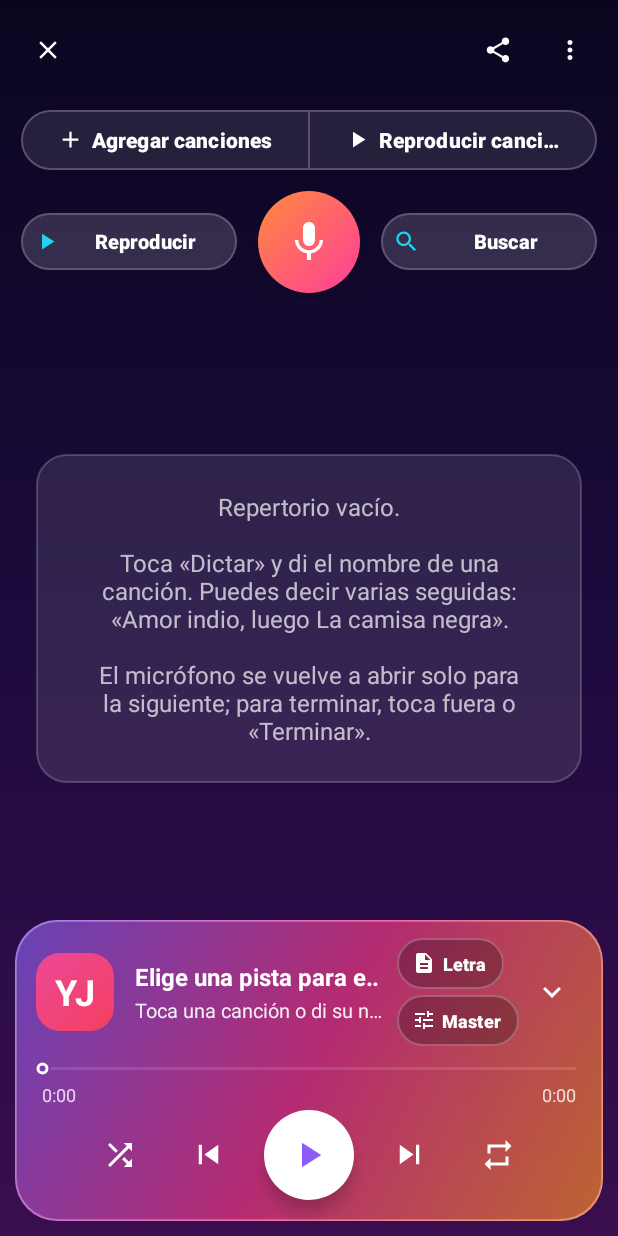
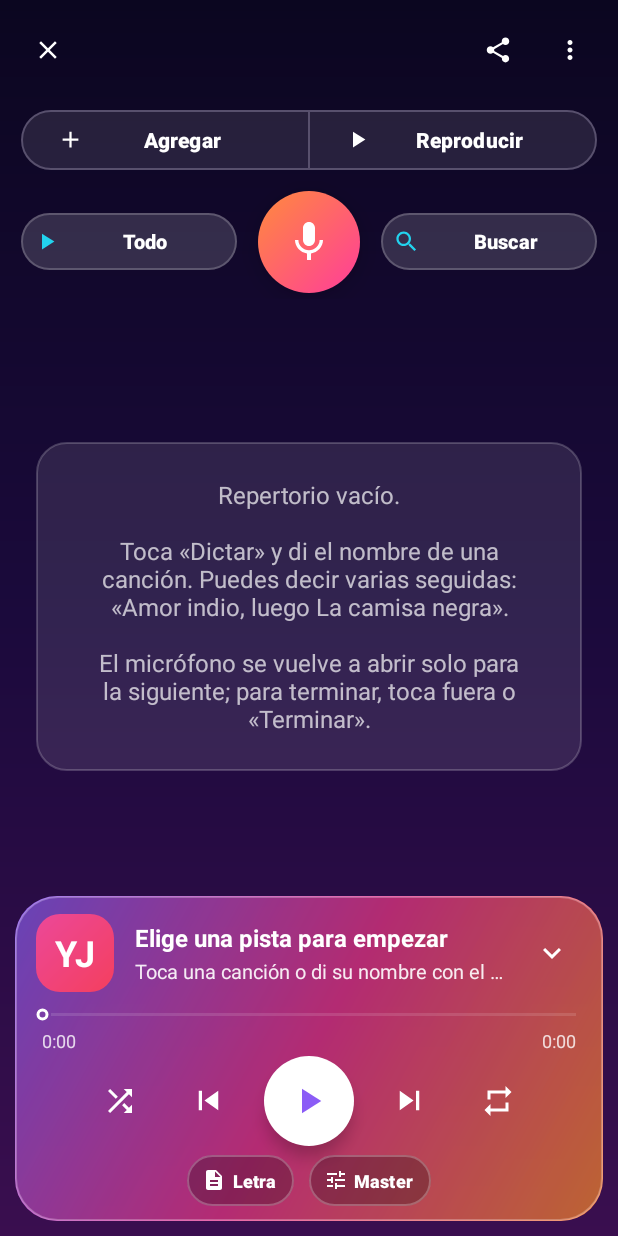
Before and after one commit to yojanes34680/ESPY_Contratacion_Automatizada, an Android app: the SetlistActivity screen opened directly, with no data from a screen before it, after a tap on "YJ", on a phone screen of 412 x 824 dp. Run offline under Robolectric (Android 15) with nearby library versions, the phone set to English and light mode, and no system bars; 5 statements that could not run were skipped.

Commit message:
VozPlayer 2.9: Letra/Master en fila propia y textos del repertorio sin cortes
- En el panel desplegado, los botones Letra y Master pasan a una fila debajo de
  los controles: ya no tapan el nombre de la canción.
- Selector de modo con textos cortos («Agregar» / «Reproducir») y botón «Todo».

Co-Authored-By: Claude Opus 5.5 <noreply@anthropic.com>
Claude-Session: https://claude.ai/code/session_016JUCgpfkaxTLtwxkJ5PVia

```diff
--- a/VozPlayer_proyecto/reproductor_voz_android/app/build.gradle.kts
+++ b/VozPlayer_proyecto/reproductor_voz_android/app/build.gradle.kts
@@ -11,8 +11,8 @@ android {
         applicationId = "com.yojanes.vozplayer"
         minSdk = 26
         targetSdk = 35
-        versionCode = 19
-        versionName = "2.8"
+        versionCode = 20
+        versionName = "2.9"
     }
 
     // Firma fija para que cada actualización se instale encima de la anterior y conserve
--- a/VozPlayer_proyecto/reproductor_voz_android/app/src/main/res/layout/view_now_playing.xml
+++ b/VozPlayer_proyecto/reproductor_voz_android/app/src/main/res/layout/view_now_playing.xml
@@ -73,26 +73,6 @@
                 android:textSize="13sp" />
         </LinearLayout>
 
-        <LinearLayout
-            android:id="@+id/npChips"
-            android:layout_width="wrap_content"
-            android:layout_height="wrap_content"
-            android:layout_marginStart="6dp"
-            android:orientation="vertical">
-
-            <com.google.android.material.button.MaterialButton
-                android:id="@+id/npLyrics"
-                style="@style/NowPlayingChip"
-                android:text="@string/lyrics_button"
-                app:icon="@drawable/ic_lyrics" />
-
-            <com.google.android.material.button.MaterialButton
-                android:id="@+id/npMixer"
-                style="@style/NowPlayingChip"
-                android:layout_marginTop="4dp"
-                android:text="@string/mixer_button"
-                app:icon="@drawable/ic_tune" />
-        </LinearLayout>
 
         <!-- Solo en modo compacto: reproducir/pausar -->
         <ImageButton
@@ -223,5 +203,26 @@
             android:contentDescription="@string/np_repeat"
             android:src="@drawable/ic_repeat" />
     </LinearLayout>
+        <LinearLayout
+            android:id="@+id/npChips"
+            android:layout_width="match_parent"
+            android:layout_height="wrap_content"
+            android:layout_marginTop="2dp"
+            android:gravity="center"
+            android:orientation="horizontal">
+
+            <com.google.android.material.button.MaterialButton
+                android:id="@+id/npLyrics"
+                style="@style/NowPlayingChip"
+                android:text="@string/lyrics_button"
+                app:icon="@drawable/ic_lyrics" />
+
+            <com.google.android.material.button.MaterialButton
+                android:id="@+id/npMixer"
+                style="@style/NowPlayingChip"
+                android:layout_marginStart="10dp"
+                android:text="@string/mixer_button"
+                app:icon="@drawable/ic_tune" />
+        </LinearLayout>
     </LinearLayout>
 </LinearLayout>
--- a/VozPlayer_proyecto/reproductor_voz_android/app/src/main/res/values/strings.xml
+++ b/VozPlayer_proyecto/reproductor_voz_android/app/src/main/res/values/strings.xml
@@ -108,7 +108,7 @@
     <string name="setlist_clear">Vaciar repertorio</string>
     <string name="setlist_clear_confirm">¿Quitar todas las canciones de este repertorio?</string>
     <string name="setlist_options">Opciones</string>
-    <string name="setlist_play">Reproducir</string>
+    <string name="setlist_play">Todo</string>
     <string name="setlist_dictate">Dictar</string>
     <string name="setlist_search_add">Buscar</string>
     <string name="setlist_search_message">Escribe una o varias canciones separadas por coma.</string>
@@ -162,14 +162,14 @@
     </plurals>
 
     <!-- Modos de voz del repertorio -->
-    <string name="voice_mode_add">Agregar canciones</string>
-    <string name="voice_mode_play">Reproducir canciones</string>
+    <string name="voice_mode_add">Agregar</string>
+    <string name="voice_mode_play">Reproducir</string>
     <string name="voice_mode_add_hint">🎤 Di el nombre de una canción para AGREGARLA (o varias: «Amor indio, luego El rey»)</string>
     <string name="voice_mode_play_hint">🎤 Di el nombre o el número de una canción del repertorio para que SUENE («la cinco»)</string>
     <string name="voice_play_prompt">¿Qué canción del repertorio? (nombre o número)</string>
     <string name="voice_play_now">▶ #%1$d %2$s</string>
     <string name="voice_play_number_missing">El repertorio no tiene la canción número %1$d (tiene %2$d).</string>
-    <string name="voice_play_not_found">«%1$s» no está en este repertorio. Cambia a «Agregar canciones» para agregarla.</string>
+    <string name="voice_play_not_found">«%1$s» no está en este repertorio. Cambia al modo «Agregar» para agregarla.</string>
     <string name="voice_play_choose">¿Cuál de tu repertorio es «%1$s»?</string>
     <string name="setlist_empty_play">Tu repertorio está vacío: primero agrega canciones.</string>
     <string name="diag_title">Diagnóstico de velocidad</string>
```
